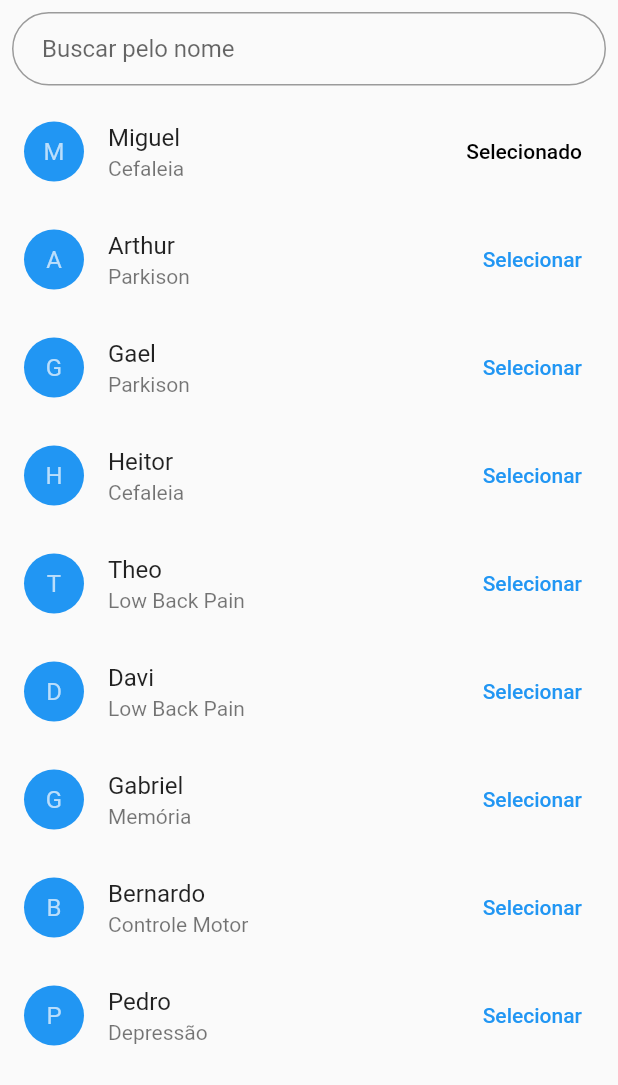
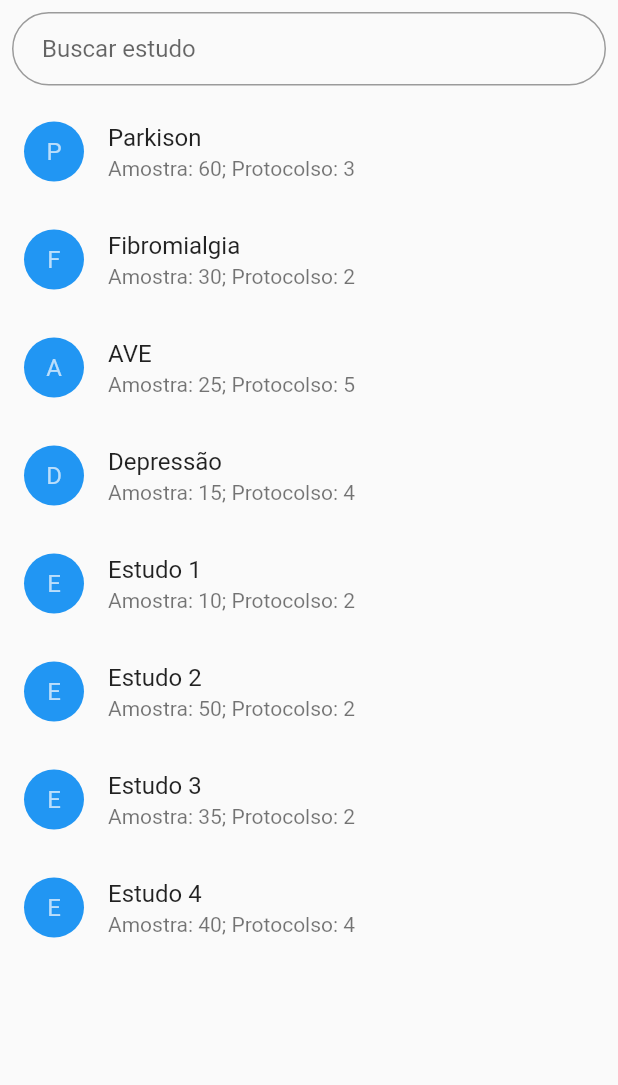
Before and after one commit to nestorufpe/OpentDCS-Mobile, a Flutter app: the SamplePage screen opened directly, on a phone screen of 412 x 824 dp. Shown: the top 1085 px of the screen. Run offline on Flutter 3.47's test engine with Material 2 defaults, Android fonts, the phone set to English and light mode, and no system bars; our stand-ins replace adaptive_dialog, dropdown_search, fancy_bottom_navigation, flutter_easyloading, flutter_neumorphic, get and 3 more; missing offline and left inert: direct_select_flutter, flutter_radar_chart, pausable_timer; accounts and stored records are empty.

Commit message:
Adiciona tela de estudos

```diff
--- a/lib/controller/ctdcs.dart
+++ b/lib/controller/ctdcs.dart
@@ -16,7 +16,7 @@ class ControllerTdcs extends GetxController {
   var bisStop = false.obs;
   var colormA = Colors.red.obs;
   var colorK = Colors.red.obs;
-  var nameSample = "Selecione uma amostra".obs;
+  var nameSample = "Criar novo estudo".obs;
   var cardsinfo = [].obs;
 
   static ControllerTdcs get to => Get.find<ControllerTdcs>();
--- a/lib/main.dart
+++ b/lib/main.dart
@@ -5,11 +5,11 @@ import 'package:get/get.dart';
 import 'package:get_storage/get_storage.dart';
 import 'package:opentdcsapp/controller/ctdcs.dart';
 import 'package:opentdcsapp/screens/addsamplepage.dart';
-import 'package:opentdcsapp/screens/samplepage.dart';
+import 'package:opentdcsapp/screens/samplepage_study.dart';
 import 'package:opentdcsapp/utils/custom_icons.dart';
 import 'screens/tdcspage.dart';
 import 'screens/eegpage.dart';
-import 'screens/samplepage.dart';
+import 'screens/samplepage_study.dart';
 import 'utils/routes.dart';
 
 final c = Get.put(ControllerTdcs.to);
--- a/lib/screens/samplepage.dart
+++ b/lib/screens/samplepage_study.dart
@@ -15,15 +15,38 @@ class SamplePage extends StatefulWidget {
 }
 
 List<Contact> contacts = [
-  Contact(name: 'Miguel', protolSample: 'Cefaleia', isSelected: true),
-  Contact(name: 'Arthur', protolSample: 'Parkison', isSelected: false),
-  Contact(name: 'Gael ', protolSample: 'Parkison', isSelected: false),
-  Contact(name: 'Heitor ', protolSample: 'Cefaleia', isSelected: false),
-  Contact(name: 'Theo', protolSample: 'Low Back Pain', isSelected: false),
-  Contact(name: 'Davi', protolSample: 'Low Back Pain', isSelected: false),
-  Contact(name: 'Gabriel', protolSample: 'Memória', isSelected: false),
-  Contact(name: 'Bernardo', protolSample: 'Controle Motor', isSelected: false),
-  Contact(name: 'Pedro', protolSample: 'Depressão', isSelected: false),
+  Contact(
+      name: 'Parkison',
+      protolSample: 'Amostra: 60; Protocolso: 3',
+      isSelected: true),
+  Contact(
+      name: 'Fibromialgia',
+      protolSample: 'Amostra: 30; Protocolso: 2',
+      isSelected: false),
+  Contact(
+      name: 'AVE ',
+      protolSample: 'Amostra: 25; Protocolso: 5',
+      isSelected: false),
+  Contact(
+      name: 'Depressão ',
+      protolSample: 'Amostra: 15; Protocolso: 4',
+      isSelected: false),
+  Contact(
+      name: 'Estudo 1',
+      protolSample: 'Amostra: 10; Protocolso: 2',
+      isSelected: false),
+  Contact(
+      name: 'Estudo 2',
+      protolSample: 'Amostra: 50; Protocolso: 2',
+      isSelected: false),
+  Contact(
+      name: 'Estudo 3',
+      protolSample: 'Amostra: 35; Protocolso: 2',
+      isSelected: false),
+  Contact(
+      name: 'Estudo 4',
+      protolSample: 'Amostra: 40; Protocolso: 4',
+      isSelected: false),
 ];
 
 class _SamplePageState extends State<SamplePage> {
@@ -57,7 +80,7 @@ class _SamplePageState extends State<SamplePage> {
             child: TextField(
               controller: searchController,
               decoration: InputDecoration(
-                hintText: 'Buscar pelo nome',
+                hintText: 'Buscar estudo',
                 contentPadding: EdgeInsets.fromLTRB(20.0, 15.0, 20.0, 15.0),
                 border: OutlineInputBorder(
                     borderRadius: BorderRadius.circular(32.0)),
@@ -102,27 +125,27 @@ class _SamplePageState extends State<SamplePage> {
                                     backgroundColor: Colors.blue,
                                     child: Text(
                                         '${contacts[index].name.substring(0, 1)}')),
-                                trailing: TextButton(
-                                  child: contacts[index].isSelected == false
-                                      ? Text("Selecionar")
-                                      : Text(
-                                          "Selecionado",
-                                          style: TextStyle(color: Colors.black),
-                                        ),
-                                  onPressed: () {
-                                    c.setSampleName('${contacts[index].name}');
-                                    setState(() {
-                                      contacts.forEach((element) {
-                                        if (element.name ==
-                                            contacts[index].name) {
-                                          element.isSelected = true;
-                                        } else {
-                                          element.isSelected = false;
-                                        }
-                                      });
-                                    });
-                                  },
-                                ),
+                                // trailing: TextButton(
+                                //   child: contacts[index].isSelected == false
+                                //       ? Text("Selecionar")
+                                //       : Text(
+                                //           "Selecionado",
+                                //           style: TextStyle(color: Colors.black),
+                                //         ),
+                                //   onPressed: () {
+                                //     c.setSampleName('${contacts[index].name}');
+                                //     setState(() {
+                                //       contacts.forEach((element) {
+                                //         if (element.name ==
+                                //             contacts[index].name) {
+                                //           element.isSelected = true;
+                                //         } else {
+                                //           element.isSelected = false;
+                                //         }
+                                //       });
+                                //     });
+                                //   },
+                                // ),
                                 onTap: () =>
                                     _onTapItem(context, contacts[index]),
                               )
@@ -139,29 +162,29 @@ class _SamplePageState extends State<SamplePage> {
                                         backgroundColor: Colors.blue,
                                         child: Text(
                                             '${contacts[index].name.substring(0, 1)}')),
-                                    trailing: TextButton(
-                                      child: contacts[index].isSelected == false
-                                          ? Text("Selecionar")
-                                          : Text(
-                                              "Selecionado",
-                                              style: TextStyle(
-                                                  color: Colors.black),
-                                            ),
-                                      onPressed: () {
-                                        c.setSampleName(
-                                            '${contacts[index].name}');
-                                        setState(() {
-                                          contacts.forEach((element) {
-                                            if (element.name ==
-                                                contacts[index].name) {
-                                              element.isSelected = true;
-                                            } else {
-                                              element.isSelected = false;
-                                            }
-                                          });
-                                        });
-                                      },
-                                    ),
+                                    // trailing: TextButton(
+                                    //   child: contacts[index].isSelected == false
+                                    //       ? Text("Selecionar")
+                                    //       : Text(
+                                    //           "Selecionado",
+                                    //           style: TextStyle(
+                                    //               color: Colors.black),
+                                    //         ),
+                                    //   onPressed: () {
+                                    //     c.setSampleName(
+                                    //         '${contacts[index].name}');
+                                    //     setState(() {
+                                    //       contacts.forEach((element) {
+                                    //         if (element.name ==
+                                    //             contacts[index].name) {
+                                    //           element.isSelected = true;
+                                    //         } else {
+                                    //           element.isSelected = false;
+                                    //         }
+                                    //       });
+                                    //     });
+                                    //   },
+                                    // ),
                                     onTap: () =>
                                         _onTapItem(context, contacts[index]),
                                   )
```
